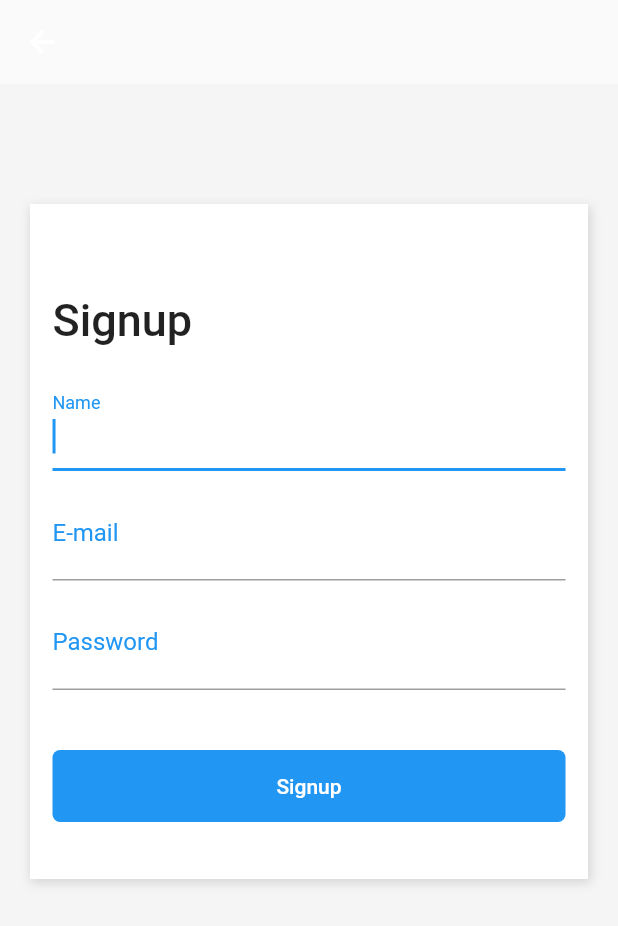
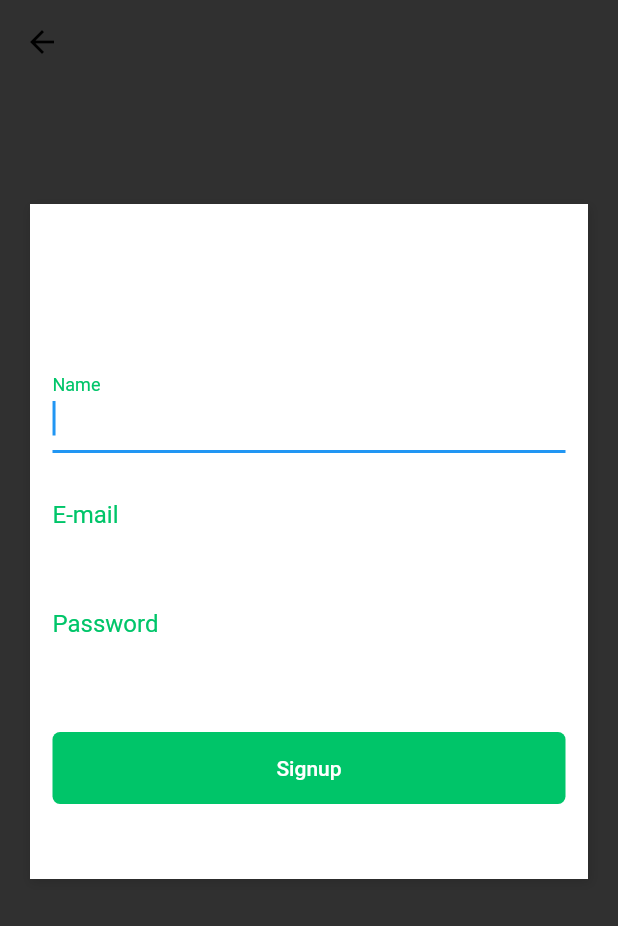
Before and after one commit to michelgomessilva/test-layouts-flutter, a Flutter app: the screen it shows after launch, item 3 of the bottom bar chosen, after a tap on "Sign Up", on a phone screen of 412 x 824 dp. Shown: the top 926 px of the screen. Run offline on Flutter 3.47's test engine with Material 2 defaults, Android fonts, the phone set to English and light mode, and no system bars.

Commit message:
theme personalization

```diff
--- a/lib/main.dart
+++ b/lib/main.dart
@@ -1,5 +1,7 @@
 import 'package:flutter/material.dart';
 import 'package:shopping/pages/tabs-page.dart';
+import 'package:shopping/themes/dark-theme.dart';
+//import 'package:shopping/themes/light-theme.dart';
 
 void main() => runApp(MyApp());
 
@@ -9,9 +11,7 @@ class MyApp extends StatelessWidget {
     return MaterialApp(
       title: 'Shopping Demo Study',
       debugShowCheckedModeBanner: false,
-      theme: ThemeData(
-        primarySwatch: Colors.blue,
-      ),
+      theme: darkTheme(),
       home: DefaultTabController(
         length: 3,
         child: TabsPage(),
--- a/lib/pages/home-page.dart
+++ b/lib/pages/home-page.dart
@@ -10,7 +10,6 @@ class HomePage extends StatelessWidget {
       body: Container(
         padding: EdgeInsets.all(15),
         width: double.infinity,
-        color: Color(0xFFF5F5F5),
         child: Column(
           crossAxisAlignment: CrossAxisAlignment.stretch,
           children: <Widget>[
--- a/lib/pages/login-page.dart
+++ b/lib/pages/login-page.dart
@@ -8,7 +8,6 @@ class LoginPage extends StatelessWidget {
     return Scaffold(
       body: SingleChildScrollView(
         child: Container(
-          color: Color(0xFFF5F5F5),
           padding: EdgeInsets.only(
             top: 80,
             left: 20,
--- a/lib/pages/signup-page.dart
+++ b/lib/pages/signup-page.dart
@@ -11,7 +11,6 @@ class SignUpPage extends StatelessWidget {
       ),
       body: SingleChildScrollView(
         child: Container(
-          color: Color(0xFFF5F5F5),
           padding: EdgeInsets.only(
             top: 80,
             left: 20,
@@ -34,16 +33,13 @@ class SignUpPage extends StatelessWidget {
                   ],
                 ),
                 child: Padding(
-                  padding: EdgeInsets.only(left: 15, right: 15, top: 60),
+                  padding: EdgeInsets.only(left: 15, right: 15, top: 30),
                   child: Column(
                     crossAxisAlignment: CrossAxisAlignment.stretch,
                     children: <Widget>[
                       Text(
                         "Signup",
-                        style: TextStyle(
-                          fontSize: 30,
-                          fontWeight: FontWeight.w500,
-                        ),
+                        style: Theme.of(context).textTheme.display2,
                       ),
                       SizedBox(
                         height: 20,
@@ -55,7 +51,7 @@ class SignUpPage extends StatelessWidget {
                       Container(
                         width: double.infinity,
                         decoration: BoxDecoration(
-                          color: Colors.blue,
+                          color: Theme.of(context).primaryColor,
                           borderRadius: BorderRadius.all(
                             Radius.circular(5),
                           ),
--- a/lib/pages/tabs-page.dart
+++ b/lib/pages/tabs-page.dart
@@ -26,11 +26,11 @@ class TabsPage extends StatelessWidget {
             icon: new Icon(Icons.perm_identity),
           ),
         ],
-        labelColor: Colors.blue,
+        labelColor: Theme.of(context).primaryColor,
         unselectedLabelColor: Colors.black38,
         indicatorSize: TabBarIndicatorSize.label,
         indicatorPadding: EdgeInsets.all(5.0),
-        indicatorColor: Colors.blue,
+        indicatorColor: Theme.of(context).primaryColor,
       ),
     );
   }
--- /dev/null
+++ b/lib/themes/dark-theme.dart
@@ -0,0 +1,19 @@
+import 'package:flutter/material.dart';
+
+const brightness = Brightness.dark;
+const primaryColor = const Color(0xFF00C569);
+const lightColor = const Color(0xFFFFFFFF);
+const backgroundColor = const Color(0xFFF5F5F5);
+
+ThemeData darkTheme() {
+  return ThemeData(
+      brightness: brightness,
+      //textTheme: new TextTheme(
+      //  body1: new TextStyle(color: Colors.black),
+      //  display4: new TextStyle(fontSize: 78),
+      //  button: new TextStyle(color: Colors.green),
+      //  headline: new TextStyle(color: Colors.black38),
+      //),
+      primaryColor: primaryColor,
+      accentColor: Colors.black26);
+}
--- a/lib/themes/light-theme.dart
+++ b/lib/themes/light-theme.dart
@@ -0,0 +1,19 @@
+import 'package:flutter/material.dart';
+
+const brightness = Brightness.light;
+const primaryColor = const Color(0xFF00C569);
+const lightColor = const Color(0xFFFFFFFF);
+const backgroundColor = const Color(0xFFF5F5F5);
+
+ThemeData lightTheme() {
+  return ThemeData(
+      brightness: brightness,
+      textTheme: new TextTheme(
+        body1: new TextStyle(color: Colors.black),
+        display4: new TextStyle(fontSize: 78),
+        button: new TextStyle(color: Colors.green),
+        headline: new TextStyle(color: Colors.black38),
+      ),
+      primaryColor: primaryColor,
+      accentColor: Colors.white);
+}
--- a/lib/widgets/Products/best-selling-widget.dart
+++ b/lib/widgets/Products/best-selling-widget.dart
@@ -12,9 +12,7 @@ class BestSelling extends StatelessWidget {
           children: <Widget>[
             Text(
               "Best Selling",
-              style: TextStyle(
-                fontSize: 20,
-              ),
+              style: Theme.of(context).textTheme.headline,
             ),
             FlatButton(
               child: Text("See All"),
--- a/lib/widgets/Products/product-card-widget.dart
+++ b/lib/widgets/Products/product-card-widget.dart
@@ -77,7 +77,7 @@ class ProductCard extends StatelessWidget {
             style: TextStyle(
               fontSize: 16,
               fontWeight: FontWeight.bold,
-              color: Color(0xFF00C569),
+              color: Theme.of(context).primaryColor,
             ),
           ),
         ],
--- a/lib/widgets/carts/cart-checkout-widget.dart
+++ b/lib/widgets/carts/cart-checkout-widget.dart
@@ -26,7 +26,7 @@ class CartCheckout extends StatelessWidget {
                 Text(
                   "4250 €",
                   style: TextStyle(
-                    color: Colors.blue,
+                    color: Theme.of(context).primaryColor,
                     fontWeight: FontWeight.bold,
                     fontSize: 20,
                   ),
@@ -38,7 +38,7 @@ class CartCheckout extends StatelessWidget {
             height: 50,
             width: 150,
             decoration: BoxDecoration(
-              color: Colors.blue,
+              color: Theme.of(context).primaryColor,
               borderRadius: BorderRadius.all(
                 Radius.circular(5),
               ),
@@ -48,7 +48,7 @@ class CartCheckout extends StatelessWidget {
               child: Text(
                 "Checkout",
                 style: TextStyle(
-                  color: Colors.white,
+                  color: Theme.of(context).accentColor,
                 ),
               ),
               onPressed: () => {},
--- a/lib/widgets/carts/cart-item-widget.dart
+++ b/lib/widgets/carts/cart-item-widget.dart
@@ -40,7 +40,7 @@ class CartItem extends StatelessWidget {
                 Text(
                   "$price €",
                   style: TextStyle(
-                    color: Colors.blue,
+                    color: Theme.of(context).primaryColor,
                   ),
                 ),
                 SizedBox(
--- a/lib/widgets/categories/category-widget.dart
+++ b/lib/widgets/categories/category-widget.dart
@@ -10,9 +10,7 @@ class Category extends StatelessWidget {
           alignment: Alignment.centerLeft,
           child: Text(
             "Categories",
-            style: TextStyle(
-              fontSize: 20,
-            ),
+            style: Theme.of(context).textTheme.headline,
           ),
         ),
         SizedBox(
--- a/lib/widgets/login/login-external.dart
+++ b/lib/widgets/login/login-external.dart
@@ -11,7 +11,7 @@ class LoginExternal extends StatelessWidget {
           decoration: BoxDecoration(
             border: Border.all(
               width: 2.0,
-              color: Colors.blue,
+              color: Theme.of(context).primaryColor,
             ),
             borderRadius: BorderRadius.all(
               Radius.circular(5),
@@ -42,7 +42,7 @@ class LoginExternal extends StatelessWidget {
           decoration: BoxDecoration(
             border: Border.all(
               width: 2.0,
-              color: Colors.blue,
+              color: Theme.of(context).primaryColor,
             ),
             borderRadius: BorderRadius.all(
               Radius.circular(5),
--- a/lib/widgets/login/login-forgot-widget.dart
+++ b/lib/widgets/login/login-forgot-widget.dart
@@ -7,7 +7,12 @@ class LoginForgot extends StatelessWidget {
       height: 40,
       alignment: Alignment.centerRight,
       child: FlatButton(
-        child: Text("Forgot your passoword?"),
+        child: Text(
+          "Forgot your passoword?",
+          style: TextStyle(
+            color: Theme.of(context).primaryColor,
+          ),
+        ),
         onPressed: () {},
       ),
     );
--- a/lib/widgets/login/login-signin-widget.dart
+++ b/lib/widgets/login/login-signin-widget.dart
@@ -7,7 +7,7 @@ class LoginSignIn extends StatelessWidget {
     return Container(
       width: double.infinity,
       decoration: BoxDecoration(
-        color: Colors.blue,
+        color: Theme.of(context).primaryColor,
         borderRadius: BorderRadius.all(
           Radius.circular(5),
         ),
--- a/lib/widgets/login/login-signup-widget.dart
+++ b/lib/widgets/login/login-signup-widget.dart
@@ -5,7 +5,12 @@ class LoginSignUp extends StatelessWidget {
   @override
   Widget build(BuildContext context) {
     return FlatButton(
-      child: Text("Sign Up"),
+      child: Text(
+        "Sign Up",
+        style: TextStyle(
+          color: Theme.of(context).primaryColor,
+        ),
+      ),
       onPressed: () {
         Navigator.push(
           context,
--- a/lib/widgets/login/login-welcome-widget.dart
+++ b/lib/widgets/login/login-welcome-widget.dart
@@ -7,12 +7,12 @@ class LoginWelcome extends StatelessWidget {
       children: <Widget>[
         Text(
           "Welcome",
-          style: TextStyle(
-            fontSize: 30,
-            fontWeight: FontWeight.w500,
-          ),
+          style: Theme.of(context).textTheme.display2,
         ),
-        Text("Sign in to continue"),
+        Text(
+          "Sign in to continue",
+          style: Theme.of(context).textTheme.subhead,
+        ),
       ],
     );
   }
--- a/lib/widgets/login/login-widget.dart
+++ b/lib/widgets/login/login-widget.dart
@@ -10,7 +10,8 @@ class Login extends StatelessWidget {
   Widget build(BuildContext context) {
     return Container(
       height: 370,
-      decoration: BoxDecoration(color: Colors.white, boxShadow: [
+      decoration:
+          BoxDecoration(color: Theme.of(context).accentColor, boxShadow: [
         new BoxShadow(
           color: Colors.black12,
           offset: new Offset(1, 2.0),
@@ -19,7 +20,7 @@ class Login extends StatelessWidget {
         )
       ]),
       child: Padding(
-        padding: EdgeInsets.only(left: 15, right: 15, top: 40),
+        padding: EdgeInsets.only(left: 15, right: 15, top: 20),
         child: Column(
           children: <Widget>[
             Row(
--- a/lib/widgets/shared/search-widget.dart
+++ b/lib/widgets/shared/search-widget.dart
@@ -24,14 +24,14 @@ class Search extends StatelessWidget {
                 border: InputBorder.none,
                 labelText: "Search...",
                 labelStyle: TextStyle(
-                  color: Colors.blue,
+                  color: Theme.of(context).primaryColor,
                   fontWeight: FontWeight.w300,
                   fontSize: 16,
                 ),
               ),
               style: TextStyle(
                 fontSize: 20,
-                color: Colors.blue,
+                color: Theme.of(context).primaryColor,
               ),
             ),
           ),
```
